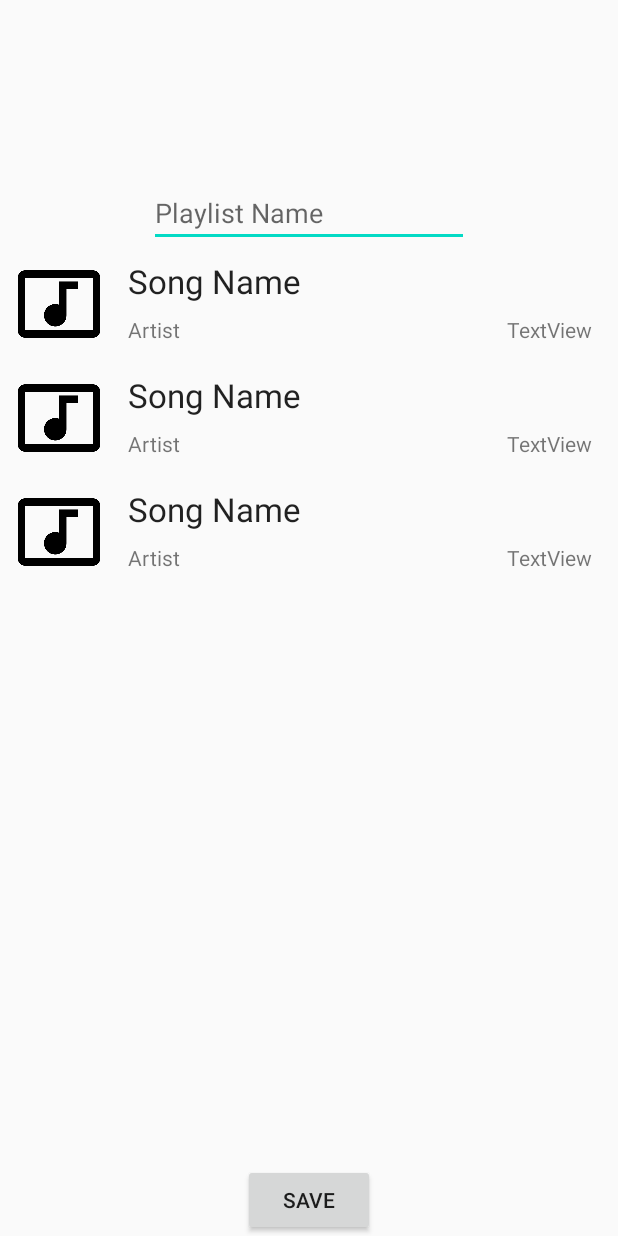
After one commit to JimmyPhas/FinalProject, an Android app: the layout fragment_playlist_add.xml on its own in the app's theme, with its tools: preview values and no code run, on a phone screen of 412 x 824 dp. The commit adds this screen. Run offline under Robolectric (Android 15) with nearby library versions, the phone set to English and light mode, and no system bars.

Commit message:
got more functionalities of playlist working

```diff
--- a/app/build.gradle
+++ b/app/build.gradle
@@ -65,6 +65,6 @@ dependencies {
     implementation 'com.squareup.retrofit2:converter-gson:2.4.0'
     def room_version = "2.2.5"
     implementation "androidx.room:room-runtime:$room_version"
-    kapt "androidx.room:room-compiler:$room_version" // Make sure to apply plugin: 'kotlin-kapt' above
+    kapt "androidx.room:room-compiler:$room_version"
 
 }
--- a/app/src/main/java/com/example/finalproject/ui/playing/PlayingFragment.kt
+++ b/app/src/main/java/com/example/finalproject/ui/playing/PlayingFragment.kt
@@ -53,11 +53,6 @@ class PlayingFragment : Fragment() {
         playingViewModel =
                 ViewModelProviders.of(this).get(PlayingViewModel::class.java)
         val root = inflater.inflate(R.layout.fragment_playing, container, false)
-
-        // remembers lest values of last session
-        val sharedPreferences = this.activity?.getSharedPreferences(Media_Player, Context.MODE_PRIVATE)
-        val editor = sharedPreferences?.edit()
-        val gson = Gson()
 
         getSharedPrefs(root)
 
--- /dev/null
+++ b/app/src/main/res/layout/fragment_playlist_add.xml
@@ -0,0 +1,38 @@
+<?xml version="1.0" encoding="utf-8"?>
+<androidx.constraintlayout.widget.ConstraintLayout xmlns:android="http://schemas.android.com/apk/res/android"
+xmlns:app="http://schemas.android.com/apk/res-auto"
+xmlns:tools="http://schemas.android.com/tools"
+android:layout_width="match_parent"
+android:layout_height="match_parent"
+tools:context=".ui.playlists.PlaylistAdd">
+
+    <Button
+        android:id="@+id/savebutton"
+        android:layout_width="wrap_content"
+        android:layout_height="wrap_content"
+        android:text="Save"
+        app:layout_constraintBottom_toBottomOf="parent"
+        app:layout_constraintEnd_toEndOf="parent"
+        app:layout_constraintStart_toStartOf="parent" />
+
+    <EditText
+        android:id="@+id/name"
+        android:layout_width="wrap_content"
+        android:layout_height="wrap_content"
+        android:ems="10"
+        android:hint="Playlist Name"
+        android:inputType="textPersonName"
+        app:layout_constraintBottom_toTopOf="@+id/recyclerView"
+        app:layout_constraintEnd_toEndOf="parent"
+        app:layout_constraintStart_toStartOf="parent" />
+
+    <androidx.recyclerview.widget.RecyclerView
+        android:id="@+id/recyclerView"
+        android:layout_width="409dp"
+        android:layout_height="610dp"
+        android:layout_marginBottom="1dp"
+        app:layout_constraintBottom_toTopOf="@+id/savebutton"
+        app:layout_constraintEnd_toEndOf="parent"
+        app:layout_constraintStart_toStartOf="parent"
+        tools:listitem="@layout/row_song" />
+</androidx.constraintlayout.widget.ConstraintLayout>
--- a/app/src/main/res/navigation/mobile_navigation.xml
+++ b/app/src/main/res/navigation/mobile_navigation.xml
@@ -28,4 +28,10 @@
         android:name="com.example.finalproject.ui.feed.FeedFragment"
         android:label="@string/title_feed"
         tools:layout="@layout/fragment_feed" />
+
+    <fragment
+        android:id="@+id/navigation_create_playlist"
+        android:name="com.example.finalproject.ui.playlists.PlaylistAdd"
+        android:label="@string/title_createplaylist"
+        tools:layout="@layout/fragment_playlist_add" />
 </navigation>
--- a/app/src/main/res/values/strings.xml
+++ b/app/src/main/res/values/strings.xml
@@ -4,6 +4,7 @@
     <string name="title_songs">Songs</string>
     <string name="title_playlists">Playlists</string>
     <string name="title_feed">Feed</string>
+    <string name="title_createplaylist">Create Playlist</string>
 
     <!-- TODO: Remove or change this placeholder text -->
     <string name="hello_blank_fragment">Hello blank fragment</string>
```
Also changed, not shown: app/src/main/java/com/example/finalproject/ui/playlists/AddPlaylistRecyclerAdapter.kt (added, +89 -0 lines), app/src/main/java/com/example/finalproject/ui/playlists/PlaylistAddFragment.kt (added, +67 -0 lines), app/src/main/java/com/example/finalproject/ui/playlists/PlaylistRecyclerAdapter.kt (renamed from app/src/main/java/com/example/finalproject/SongRecyclerAdapter.kt, +42 -37 lines), app/src/main/java/com/example/finalproject/ui/playlists/PlaylistsFragment.kt (+8 -2 lines), app/src/main/java/com/example/finalproject/ui/songs/SongRecyclerAdapter.kt (renamed from app/src/main/java/com/example/finalproject/PlaylistRecyclerAdapter.kt, +32 -40 lines), app/src/main/java/com/example/finalproject/ui/songs/SongsFragment.kt (+2 -19 lines).
